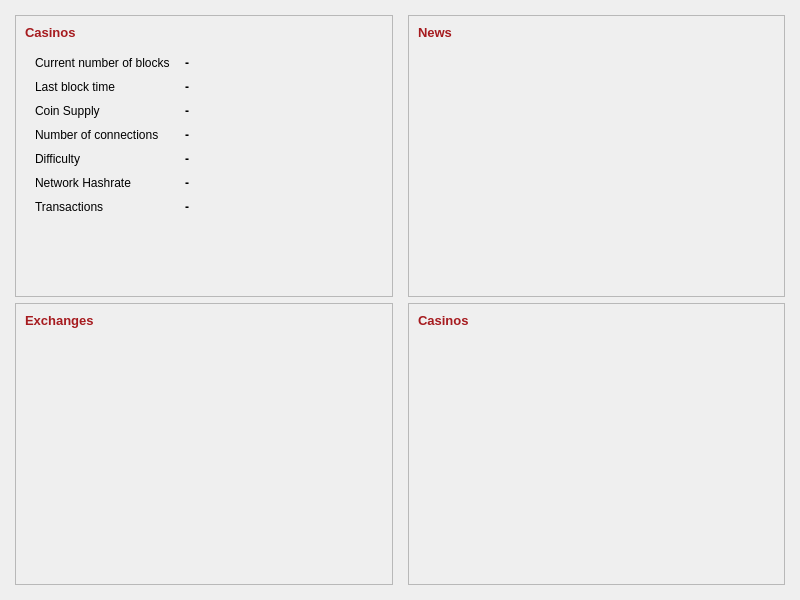
Qt form src/qt/forms/infopage.ui (transcoder/CasinoCoin) before a commit.
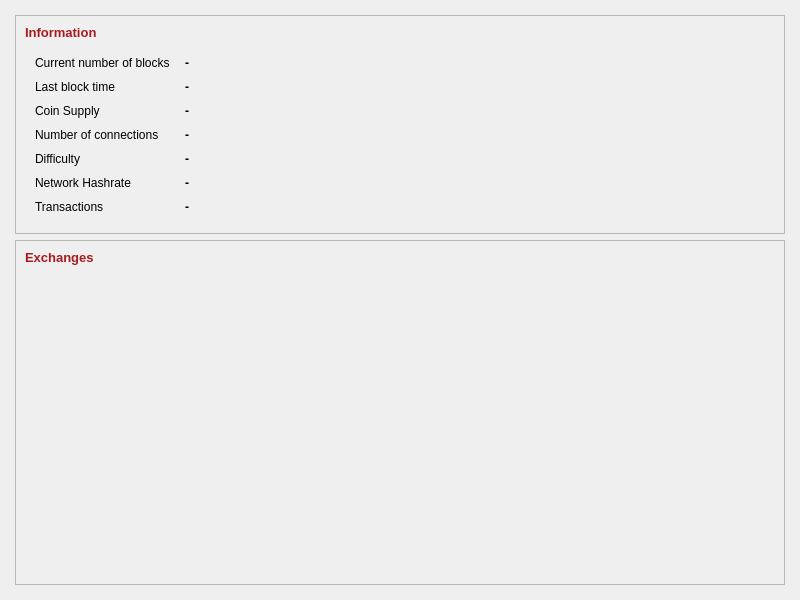
The same form after that commit.

Diff of the .ui file:
```diff
--- a/src/qt/forms/infopage.ui
+++ b/src/qt/forms/infopage.ui
@@ -29,59 +29,36 @@
    <property name="horizontalSpacing">
     <number>15</number>
    </property>
-   <item row="0" column="1">
-    <widget class="QFrame" name="newsItemsBox">
+   <item row="1" column="0">
+    <widget class="QFrame" name="exchangeInfoBox">
      <property name="frameShape">
       <enum>QFrame::StyledPanel</enum>
      </property>
      <property name="frameShadow">
       <enum>QFrame::Sunken</enum>
      </property>
-     <layout class="QGridLayout" name="gridLayout_3">
-      <item row="0" column="0">
-       <widget class="QLabel" name="lblNewsHeader">
-        <property name="font">
-         <font>
-          <pointsize>10</pointsize>
-          <weight>75</weight>
-          <bold>true</bold>
-         </font>
-        </property>
-        <property name="styleSheet">
-         <string notr="true">color: rgb(166, 27, 31);</string>
-        </property>
-        <property name="text">
-         <string>News</string>
-        </property>
-       </widget>
-      </item>
-      <item row="1" column="0">
-       <spacer name="verticalSpacer_2">
+     <layout class="QGridLayout" name="gridLayout_4">
+      <item row="2" column="0">
+       <spacer name="verticalSpacer_4">
         <property name="orientation">
          <enum>Qt::Vertical</enum>
         </property>
+        <property name="sizeType">
+         <enum>QSizePolicy::Expanding</enum>
+        </property>
         <property name="sizeHint" stdset="0">
          <size>
           <width>20</width>
-          <height>40</height>
+          <height>10</height>
          </size>
         </property>
        </spacer>
       </item>
-     </layout>
-    </widget>
-   </item>
-   <item row="1" column="1">
-    <widget class="QFrame" name="casinoInfoBox">
-     <property name="frameShape">
-      <enum>QFrame::StyledPanel</enum>
-     </property>
-     <property name="frameShadow">
-      <enum>QFrame::Sunken</enum>
-     </property>
-     <layout class="QGridLayout" name="gridLayout_5">
+      <item row="1" column="0">
+       <layout class="QVBoxLayout" name="verticalLayoutExchanges"/>
+      </item>
       <item row="0" column="0">
-       <widget class="QLabel" name="lblCasinosHeader">
+       <widget class="QLabel" name="lblExchangesHeader">
         <property name="font">
          <font>
           <pointsize>10</pointsize>
@@ -93,28 +70,24 @@
          <string notr="true">color: rgb(166, 27, 31);</string>
         </property>
         <property name="text">
-         <string>Casinos</string>
+         <string>Exchanges</string>
         </property>
        </widget>
       </item>
-      <item row="1" column="0">
-       <spacer name="verticalSpacer">
-        <property name="orientation">
-         <enum>Qt::Vertical</enum>
-        </property>
-        <property name="sizeHint" stdset="0">
-         <size>
-          <width>20</width>
-          <height>40</height>
-         </size>
-        </property>
-       </spacer>
-      </item>
      </layout>
     </widget>
    </item>
    <item row="0" column="0">
     <widget class="QFrame" name="coinInfoBox">
+     <property name="sizePolicy">
+      <sizepolicy hsizetype="Preferred" vsizetype="Fixed">
+       <horstretch>0</horstretch>
+       <verstretch>0</verstretch>
+      </sizepolicy>
+     </property>
+     <property name="layoutDirection">
+      <enum>Qt::LeftToRight</enum>
+     </property>
      <property name="autoFillBackground">
       <bool>false</bool>
      </property>
@@ -138,14 +111,14 @@
          <string notr="true">color: rgb(166, 27, 31);</string>
         </property>
         <property name="text">
-         <string>Casinos</string>
+         <string>Information</string>
         </property>
        </widget>
       </item>
       <item row="1" column="0">
        <layout class="QFormLayout" name="formCoinDetails">
         <property name="fieldGrowthPolicy">
-         <enum>QFormLayout::AllNonFixedFieldsGrow</enum>
+         <enum>QFormLayout::ExpandingFieldsGrow</enum>
         </property>
         <property name="horizontalSpacing">
          <number>15</number>
@@ -562,64 +535,6 @@
          </widget>
         </item>
        </layout>
-      </item>
-      <item row="2" column="0">
-       <spacer name="verticalSpacer_3">
-        <property name="orientation">
-         <enum>Qt::Vertical</enum>
-        </property>
-        <property name="sizeHint" stdset="0">
-         <size>
-          <width>20</width>
-          <height>40</height>
-         </size>
-        </property>
-       </spacer>
-      </item>
-     </layout>
-    </widget>
-   </item>
-   <item row="1" column="0">
-    <widget class="QFrame" name="exchangeInfoBox">
-     <property name="frameShape">
-      <enum>QFrame::StyledPanel</enum>
-     </property>
-     <property name="frameShadow">
-      <enum>QFrame::Sunken</enum>
-     </property>
-     <layout class="QGridLayout" name="gridLayout_4">
-      <item row="2" column="0">
-       <spacer name="verticalSpacer_4">
-        <property name="orientation">
-         <enum>Qt::Vertical</enum>
-        </property>
-        <property name="sizeHint" stdset="0">
-         <size>
-          <width>20</width>
-          <height>40</height>
-         </size>
-        </property>
-       </spacer>
-      </item>
-      <item row="1" column="0">
-       <layout class="QVBoxLayout" name="verticalLayoutExchanges"/>
-      </item>
-      <item row="0" column="0">
-       <widget class="QLabel" name="lblExchangesHeader">
-        <property name="font">
-         <font>
-          <pointsize>10</pointsize>
-          <weight>75</weight>
-          <bold>true</bold>
-         </font>
-        </property>
-        <property name="styleSheet">
-         <string notr="true">color: rgb(166, 27, 31);</string>
-        </property>
-        <property name="text">
-         <string>Exchanges</string>
-        </property>
-       </widget>
       </item>
      </layout>
     </widget>
```
Left out of the diff: 22 changed lines with no effect on the pictures.
